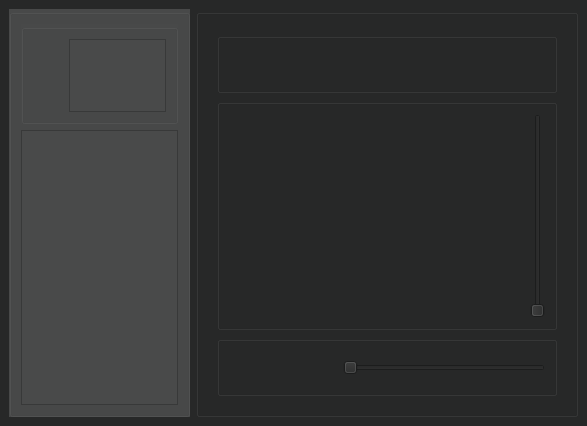
Old version of the form mainwindow.ui in the repository 454270186/XJCO2811_UserInterface.
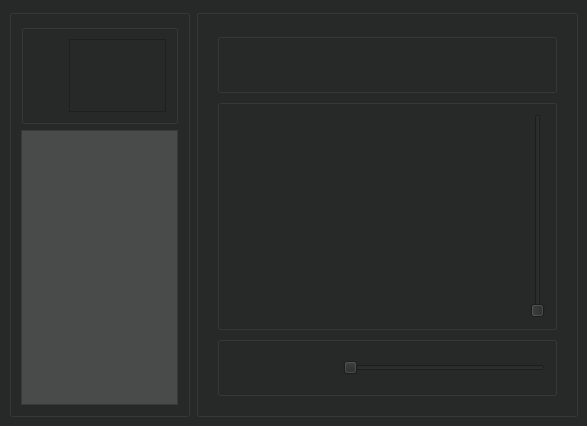
New version of the form.

```diff
--- a/mainwindow.ui
+++ b/mainwindow.ui
@@ -51,7 +51,7 @@
        </size>
       </property>
       <property name="styleSheet">
-       <string notr="true">background-color: rgb(72, 73, 73);</string>
+       <string notr="true"/>
       </property>
       <property name="title">
        <string/>
@@ -115,8 +115,7 @@
           <item>
            <widget class="QScrollArea" name="lists">
             <property name="styleSheet">
-             <string notr="true">background-color: rgb(73, 74, 74);
-</string>
+             <string notr="true"/>
             </property>
             <property name="widgetResizable">
              <bool>true</bool>
@@ -130,6 +129,9 @@
                <height>67</height>
               </rect>
              </property>
+             <property name="styleSheet">
+              <string notr="true"/>
+             </property>
             </widget>
            </widget>
           </item>
```
Left out of the diff: 19 changed lines with no effect on the pictures.
